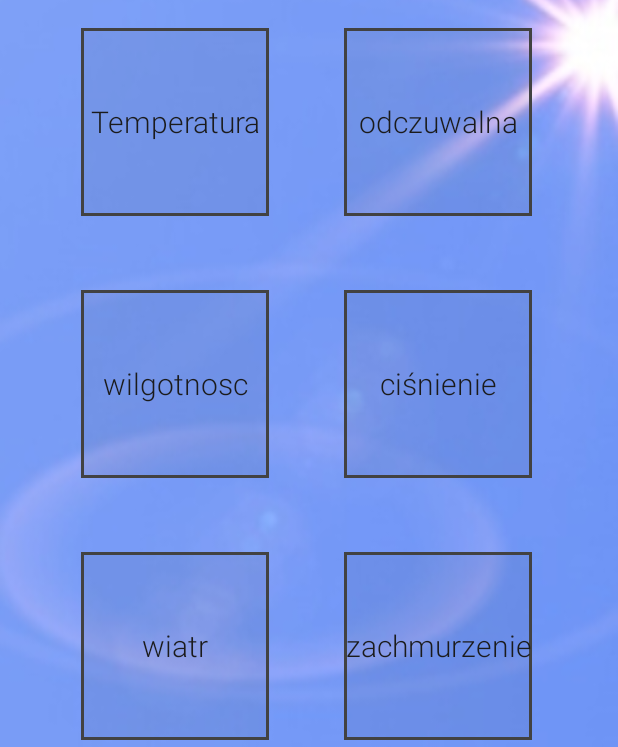
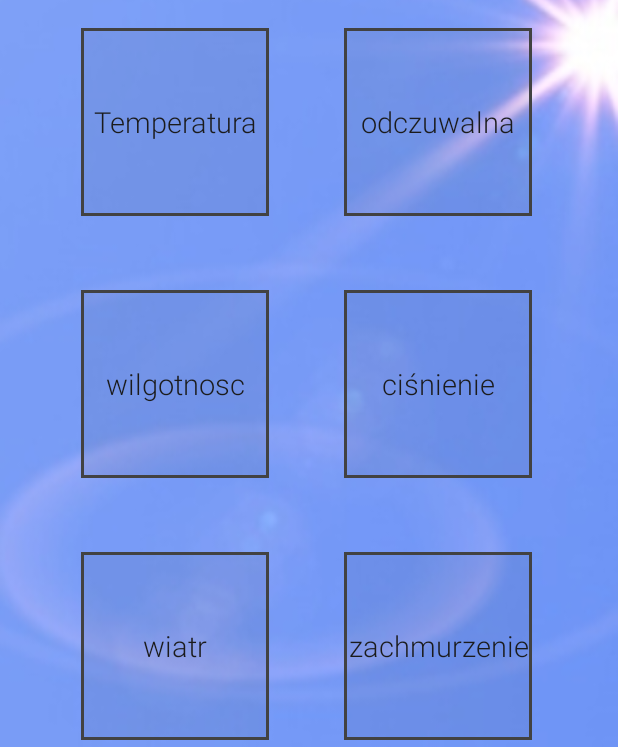
Before and after one commit to Namlesz/WeatherAndroidApp, an Android app: the layout activity_weather_details.xml on its own in the app's theme, with its tools: preview values and no code run, on a phone screen of 412 x 824 dp. Shown: the part 338-1085 px from the top of the screen. Run offline under Robolectric (Android 15) with nearby library versions, the phone set to English and light mode, and no system bars.

```diff
--- a/app/src/main/res/layout/activity_weather_details.xml
+++ b/app/src/main/res/layout/activity_weather_details.xml
@@ -35,7 +35,7 @@
         android:gravity="center"
         android:text="odczuwalna"
         android:textColor="#1b1b1b"
-        android:textSize="20dp"
+        android:textSize="19dp"
         app:layout_constraintBottom_toBottomOf="parent"
         app:layout_constraintEnd_toEndOf="parent"
         app:layout_constraintHorizontal_bias="0.8"
@@ -52,7 +52,7 @@
         android:gravity="center"
         android:text="wiatr"
         android:textColor="#1b1b1b"
-        android:textSize="20dp"
+        android:textSize="19dp"
         app:layout_constraintBottom_toBottomOf="parent"
         app:layout_constraintEnd_toEndOf="parent"
         app:layout_constraintHorizontal_bias="0.188"
@@ -69,7 +69,7 @@
         android:gravity="center"
         android:text="Temperatura"
         android:textColor="#1b1b1b"
-        android:textSize="20dp"
+        android:textSize="19dp"
         app:layout_constraintBottom_toBottomOf="parent"
         app:layout_constraintEnd_toEndOf="parent"
         app:layout_constraintHorizontal_bias="0.188"
@@ -86,7 +86,7 @@
         android:gravity="center"
         android:text="ciśnienie"
         android:textColor="#1B1B1B"
-        android:textSize="20dp"
+        android:textSize="19dp"
         app:layout_constraintBottom_toBottomOf="parent"
         app:layout_constraintEnd_toEndOf="parent"
         app:layout_constraintHorizontal_bias="0.8"
@@ -103,7 +103,7 @@
         android:gravity="center"
         android:text="wilgotnosc"
         android:textColor="#1b1b1b"
-        android:textSize="20dp"
+        android:textSize="19dp"
         app:layout_constraintBottom_toBottomOf="parent"
         app:layout_constraintEnd_toEndOf="parent"
         app:layout_constraintHorizontal_bias="0.188"
@@ -120,7 +120,7 @@
         android:gravity="center"
         android:text="zachmurzenie"
         android:textColor="#1b1b1b"
-        android:textSize="20dp"
+        android:textSize="19dp"
         app:layout_constraintBottom_toBottomOf="parent"
         app:layout_constraintEnd_toEndOf="parent"
         app:layout_constraintHorizontal_bias="0.8"
```
Also changed, not shown: app/src/main/java/com/example/weatherapp/WeatherDetails.java (+43 -20 lines).
